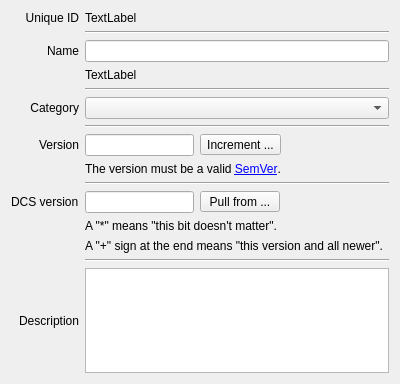
This is src/ui/skeletons/form_mod_metadata.ui in 132nd-etcher/EASI as Qt 5 draws it before an edit. The edited form follows.
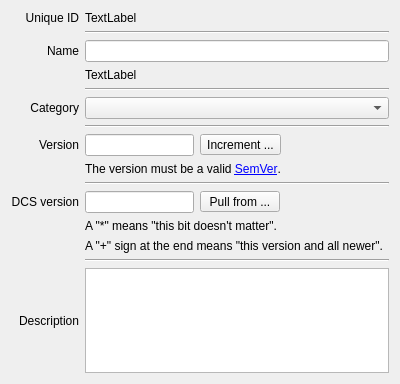
This is the edited form.

Commit message: align DCS version on the right like the rest

What changed in the file:
```diff
--- a/src/ui/skeletons/form_mod_metadata.ui
+++ b/src/ui/skeletons/form_mod_metadata.ui
@@ -32,6 +32,9 @@
      <property name="text">
       <string>DCS version</string>
      </property>
+     <property name="alignment">
+      <set>Qt::AlignRight|Qt::AlignTrailing|Qt::AlignVCenter</set>
+     </property>
     </widget>
    </item>
    <item row="9" column="1">
```
The commit also changes 1 other file.
